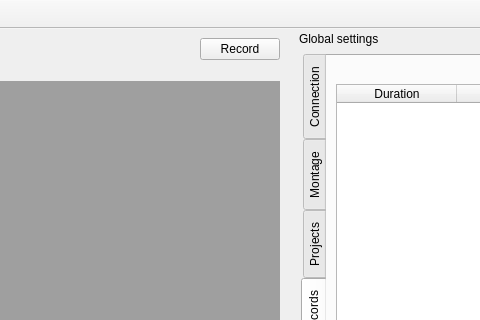
This is bci_framework/qtgui/main.ui in UN-GCPDS/bci-framework as Qt 5 draws it before an edit; both pictures show x 513 to 993 and y 0 to 320 of the 1222 by 780 pixel window. The edited form follows.
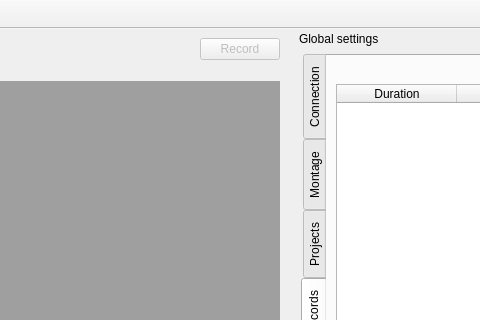
This is the edited form. Icons and pictures are not drawn.

```diff
--- a/bci_framework/qtgui/main.ui
+++ b/bci_framework/qtgui/main.ui
@@ -275,7 +275,7 @@
           <item>
            <widget class="QPushButton" name="pushButton_record">
             <property name="enabled">
-             <bool>true</bool>
+             <bool>false</bool>
             </property>
             <property name="text">
              <string>Record</string>
```
